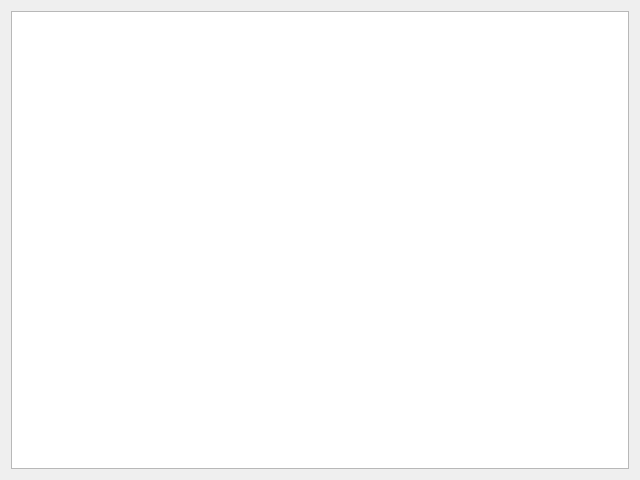
The window that src/gamedialog.ui (wsciaroni/UAH-ffflamingos) describes before a commit, drawn with Qt 5.
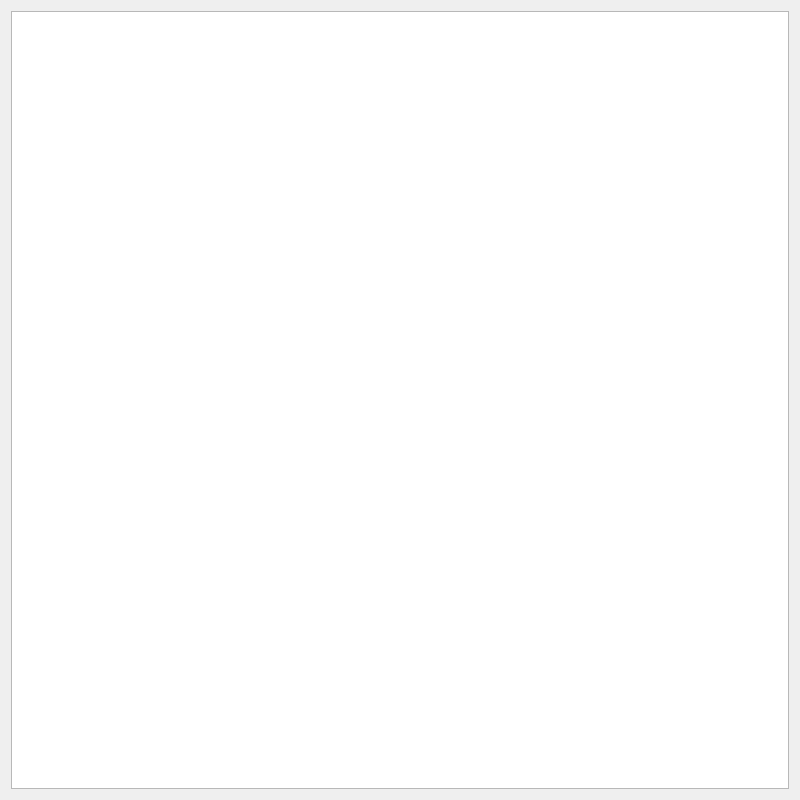
The same window after the commit.

The edit to the form file:
```diff
--- a/src/gamedialog.ui
+++ b/src/gamedialog.ui
@@ -6,8 +6,8 @@
    <rect>
     <x>0</x>
     <y>0</y>
-    <width>640</width>
-    <height>480</height>
+    <width>800</width>
+    <height>800</height>
    </rect>
   </property>
   <property name="windowTitle">
```
